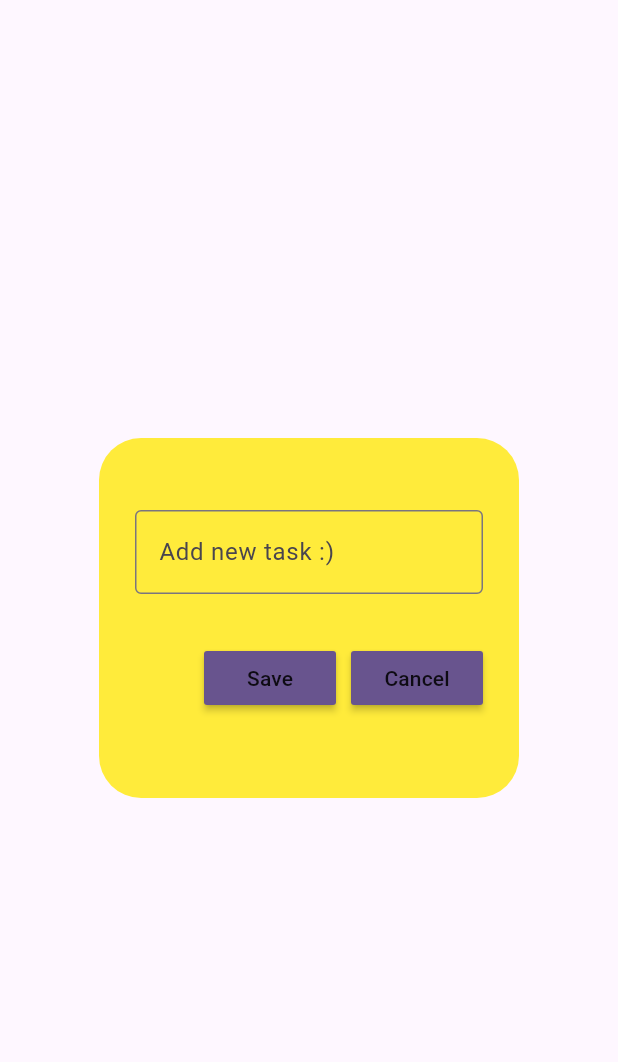
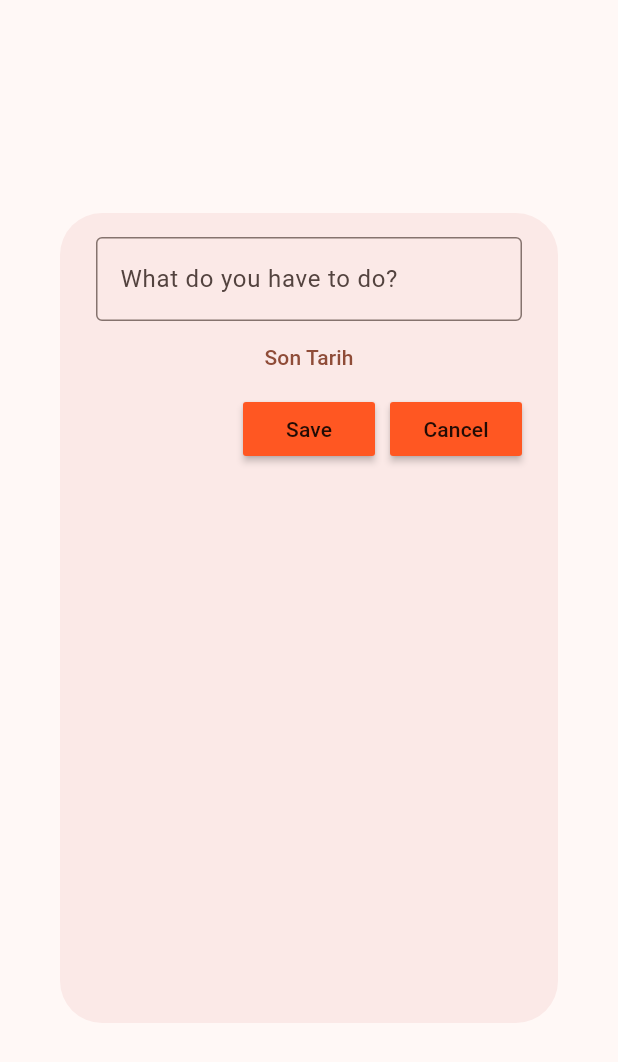
Before and after one commit to omerkincal/todos_application, a Flutter app: the DiologBox widget shown alone on an empty page, opened directly with empty values, on a phone screen of 412 x 824 dp. Shown: the top 1062 px of the screen. Run offline on Flutter 3.47's test engine with Material 2 defaults, Android fonts, the phone set to English and light mode, and no system bars; our stand-ins replace freezed_annotation, get_it, hive_flutter; accounts and stored records are empty.

Commit message:
some points refactored and diolog box added, get_it ile hive injected to main app

```diff
--- a/lib/data/datasources/local/hive_datasources.dart
+++ b/lib/data/datasources/local/hive_datasources.dart
@@ -12,7 +12,7 @@
       dueDate: DateTime.now());
 
   Todo todo2 = Todo(
-      id: 1,
+      id: 2,
       title: "Spor",
       description: "spor yapmayı unutma",
       isCompleted: false,
--- a/lib/locator/get_it_locator.dart
+++ b/lib/locator/get_it_locator.dart
@@ -1,9 +1,13 @@
-// import 'package:get_it/get_it.dart';
+import 'package:get_it/get_it.dart';
+import 'package:hive_flutter/hive_flutter.dart';
+import 'package:todos_application/data/datasources/local/hive_datasources.dart';
 
-// import '../data/datasources/local/hive_datasources.dart';
+class ServiceLocator {
+  static final locator = GetIt.instance;
 
-// final locator = GetIt.instance;
-
-// void setupLocator() {
-//   locator.registerLazySingleton<HiveDataSource>(() => HiveDataSource());
-// }
+  static Future<void> setup() async {
+    await Hive.initFlutter();
+    await Hive.openBox('your_box_name'); // Box isimini değiştirebilirsiniz
+    locator.registerLazySingleton<HiveDataSource>(() => HiveDataSource());
+  }
+}
--- a/lib/presentation/features/components/diolog_box.dart
+++ b/lib/presentation/features/components/diolog_box.dart
@@ -1,8 +1,11 @@
 import 'package:flutter/material.dart';
+import 'package:todos_application/data/datasources/local/hive_datasources.dart';
+import 'package:todos_application/data/models/todo.dart';
 
+import '../../../locator/get_it_locator.dart';
 import 'my_button.dart';
 
-class DiologBox extends StatelessWidget {
+class DiologBox extends StatefulWidget {
   final TextEditingController controller;
   final VoidCallback onSave;
   final VoidCallback onCancel;
@@ -15,30 +18,74 @@
   });
 
   @override
+  State<DiologBox> createState() => _DiologBoxState();
+}
+
+class _DiologBoxState extends State<DiologBox> {
+  final HiveDataSource _hiveService = ServiceLocator.locator<HiveDataSource>();
+
+  DateTime selectedDate = DateTime.now();
+
+  Future<void> selectDate(BuildContext context) async {
+    final DateTime? picked = await showDatePicker(
+      context: context,
+      initialDate: selectedDate,
+      firstDate: DateTime.now(),
+      lastDate: DateTime(2101),
+    );
+    if (picked != null && picked != selectedDate) {
+      setState(() {
+        selectedDate = picked;
+      });
+    }
+  }
+
+  // void saveNewTask() {
+  //   setState(() {
+  //     db.toDoList.add([_controller.text.trim(), false]);
+  //     _controller.clear();
+  //   });
+  //   Navigator.of(context).pop();
+  //   db.updateDatabase();
+  // }
+
+  void createNewTodo(Todo todo) {
+    todo.id = _hiveService.toDoList.length + 1;
+    _hiveService.toDoList.add(todo);
+  }
+
+  @override
   Widget build(BuildContext context) {
     return AlertDialog(
-      backgroundColor: Colors.yellow,
+      backgroundColor: Theme.of(context).secondaryHeaderColor,
       content: SizedBox(
-        height: 200,
+        height: 500,
+        width: 300,
         child: Column(
-          mainAxisAlignment: MainAxisAlignment.spaceEvenly,
           children: [
             //get user input
             TextField(
-              controller: controller,
+              controller: widget.controller,
               decoration: const InputDecoration(
                 border: OutlineInputBorder(),
-                hintText: "Add new task :)",
+                hintText: "What do you have to do?",
               ),
+            ),
+
+            TextButton(
+              onPressed: () async {
+                selectDate(context);
+              },
+              child: const Text('Son Tarih'),
             ),
 
             //buttons save and cancel
             Row(
               mainAxisAlignment: MainAxisAlignment.end,
               children: [
-                MyButton(text: "Save", onPressed: onSave),
+                MyButton(text: "Save", onPressed: widget.onSave),
                 const SizedBox(width: 10),
-                MyButton(text: "Cancel", onPressed: onCancel),
+                MyButton(text: "Cancel", onPressed: widget.onCancel),
               ],
             )
           ],
--- a/lib/presentation/features/components/todo_tile.dart
+++ b/lib/presentation/features/components/todo_tile.dart
@@ -21,7 +21,7 @@
       child: Container(
         padding: const EdgeInsets.all(24),
         decoration: BoxDecoration(
-          color: Colors.yellow,
+          color: Theme.of(context).primaryColor,
           borderRadius: BorderRadius.circular(12),
         ),
         child: Row(
@@ -30,14 +30,14 @@
             Checkbox(
               value: isTaskCompleted,
               onChanged: onChanged,
-              activeColor: Colors.black,
+              activeColor: Colors.white30,
             ),
 
             //task name
             Text(
               taskName,
               style: TextStyle(
-                color: Colors.black,
+                color: Colors.white,
                 decoration: isTaskCompleted
                     ? TextDecoration.lineThrough
                     : TextDecoration.none,
--- a/lib/presentation/features/home/home_view.dart
+++ b/lib/presentation/features/home/home_view.dart
@@ -47,7 +47,11 @@
   @override
   Widget build(BuildContext context) {
     return Scaffold(
+      backgroundColor: Colors.deepOrange.shade300,
       appBar: AppBar(
+        title: const Text(
+          'T O D O',
+        ),
         actions: [
           IconButton(
             onPressed: () {
```
Also changed, not shown: lib/app.dart (+9 -1 lines), lib/main.dart (+5 -4 lines).
